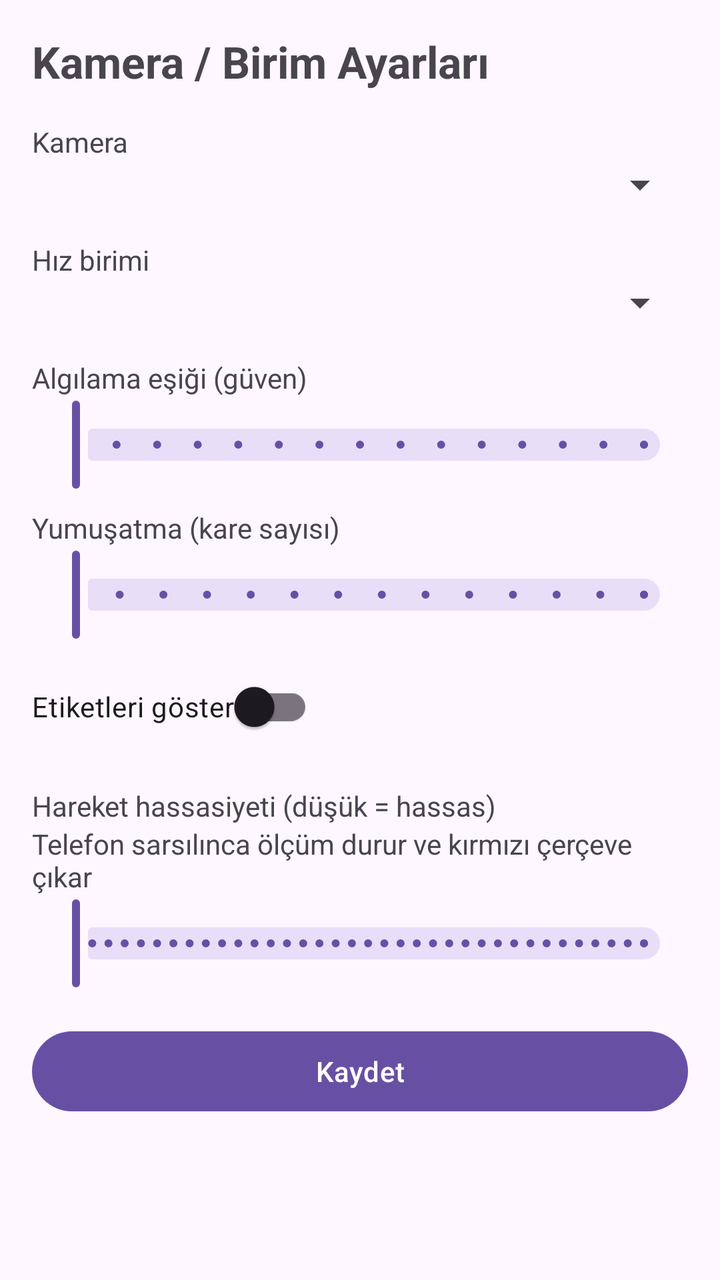
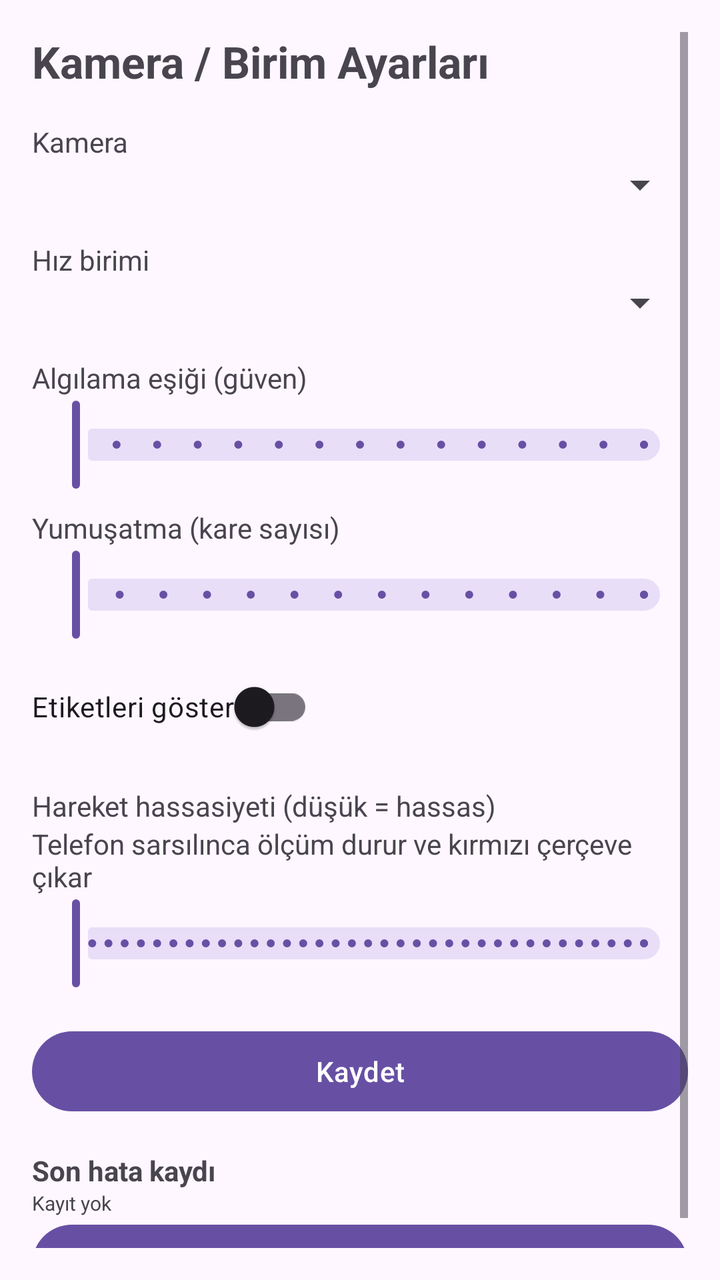

Compare the two renders of this Android layout. The source of the first and the diff that turns it into the second are given below.
<!-- AndroidManifest.xml: application theme Theme.SpeedCam -->
<!-- res/layout/activity_settings.xml -->
<?xml version="1.0" encoding="utf-8"?>
<ScrollView xmlns:android="http://schemas.android.com/apk/res/android"
    android:layout_width="match_parent"
    android:layout_height="match_parent"
    android:padding="16dp">

    <LinearLayout
        android:layout_width="match_parent"
        android:layout_height="wrap_content"
        android:orientation="vertical">

        <TextView android:layout_width="wrap_content" android:layout_height="wrap_content"
            android:text="Kamera / Birim Ayarları" android:textSize="22sp" android:textStyle="bold" />

        <TextView android:layout_width="wrap_content" android:layout_height="wrap_content"
            android:layout_marginTop="16dp" android:text="Kamera" />
        <Spinner android:id="@+id/spCamera"
            android:layout_width="match_parent" android:layout_height="wrap_content" />

        <TextView android:layout_width="wrap_content" android:layout_height="wrap_content"
            android:layout_marginTop="16dp" android:text="Hız birimi" />
        <Spinner android:id="@+id/spUnit"
            android:layout_width="match_parent" android:layout_height="wrap_content" />

        <TextView android:layout_width="wrap_content" android:layout_height="wrap_content"
            android:layout_marginTop="16dp" android:text="Algılama eşiği (güven)" />
        <com.google.android.material.slider.Slider
            android:id="@+id/sliderConf"
            android:layout_width="match_parent" android:layout_height="wrap_content"
            android:valueFrom="0.2" android:valueTo="0.9" android:stepSize="0.05" />

        <TextView android:layout_width="wrap_content" android:layout_height="wrap_content"
            android:layout_marginTop="8dp" android:text="Yumuşatma (kare sayısı)" />
        <com.google.android.material.slider.Slider
            android:id="@+id/sliderSmooth"
            android:layout_width="match_parent" android:layout_height="wrap_content"
            android:valueFrom="2" android:valueTo="15" android:stepSize="1" />

        <com.google.android.material.switchmaterial.SwitchMaterial
            android:id="@+id/switchLabels"
            android:layout_width="wrap_content" android:layout_height="wrap_content"
            android:layout_marginTop="8dp" android:text="Etiketleri göster" />

        <TextView android:layout_width="wrap_content" android:layout_height="wrap_content"
            android:layout_marginTop="16dp" android:text="Hareket hassasiyeti (düşük = hassas)" />
        <TextView android:layout_width="wrap_content" android:layout_height="wrap_content"
            android:text="Telefon sarsılınca ölçüm durur ve kırmızı çerçeve çıkar" />
        <com.google.android.material.slider.Slider
            android:id="@+id/sliderMotion"
            android:layout_width="match_parent" android:layout_height="wrap_content"
            android:valueFrom="0.3" android:valueTo="5.0" android:stepSize="0.1" />

        <Button android:id="@+id/btnSaveSettings"
            android:layout_width="match_parent" android:layout_height="wrap_content"
            android:layout_marginTop="16dp" android:text="Kaydet" />
    </LinearLayout>
</ScrollView>
<!-- resources referenced by this layout -->
<resources>
  <style name="Theme.SpeedCam" parent="Theme.Material3.DayNight.NoActionBar" />
</resources>

<!-- the commit's change to res/layout/activity_settings.xml (unified diff, before → after) -->
@@ -53,5 +53,14 @@
         <Button android:id="@+id/btnSaveSettings"
             android:layout_width="match_parent" android:layout_height="wrap_content"
             android:layout_marginTop="16dp" android:text="Kaydet" />
+
+        <TextView android:layout_width="wrap_content" android:layout_height="wrap_content"
+            android:layout_marginTop="16dp" android:text="Son hata kaydı" android:textStyle="bold" />
+        <TextView android:id="@+id/tvCrash"
+            android:layout_width="match_parent" android:layout_height="wrap_content"
+            android:textSize="10sp" android:text="Kayıt yok" />
+        <Button android:id="@+id/btnClearCrash"
+            android:layout_width="match_parent" android:layout_height="wrap_content"
+            android:text="Kaydı temizle" />
     </LinearLayout>
 </ScrollView>
